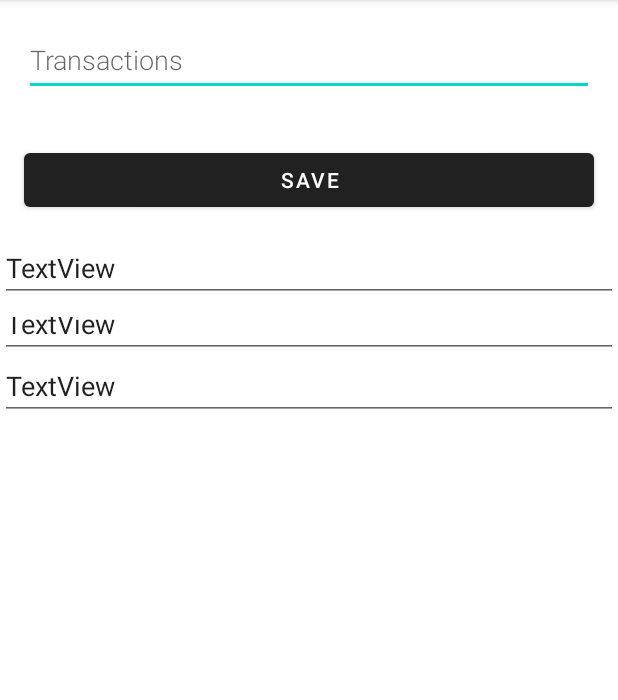
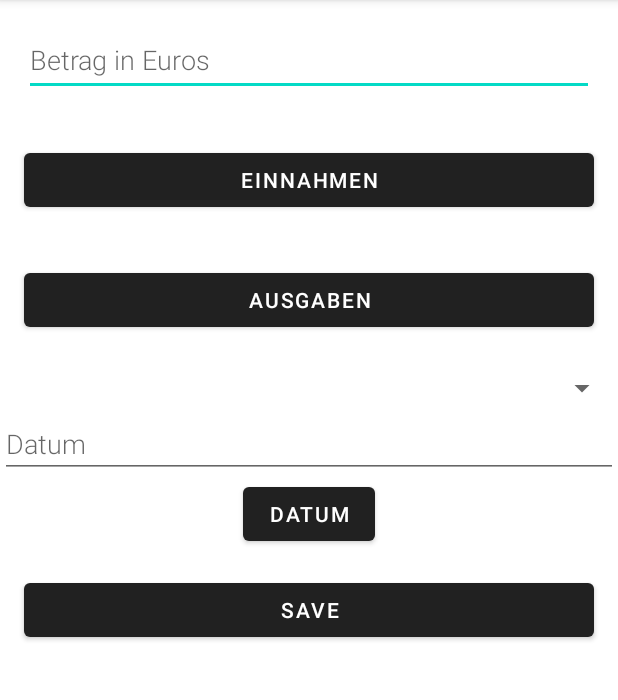
Before and after one commit to LucaM24/FinanceLast, an Android app: the screen it shows after launch (NeuerEintragActivity), after a tap on "Add", on a phone screen of 412 x 824 dp, the part 84-784 px from its top. Run offline under Robolectric (Android 15) with nearby library versions, the phone set to English and light mode, and no system bars; our stand-ins replace Room's generated code.

Commit message:
mit datepicker

```diff
--- a/app/src/main/java/com/example/finanzenroom/NeuerEintragActivity.kt
+++ b/app/src/main/java/com/example/finanzenroom/NeuerEintragActivity.kt
@@ -1,27 +1,75 @@
 package com.example.finanzenroom
 
 import android.app.Activity
+import android.app.DatePickerDialog
 import android.content.Intent
+import android.os.Build
 import androidx.appcompat.app.AppCompatActivity
 import android.os.Bundle
 import android.text.TextUtils
-import android.widget.Button
-import android.widget.EditText
-import android.widget.TextView
+import android.view.View
+import android.widget.*
+import androidx.annotation.RequiresApi
+import java.util.*
 
-class NeuerEintragActivity : AppCompatActivity() {
+class NeuerEintragActivity : AppCompatActivity(), AdapterView.OnItemSelectedListener {
     private lateinit var editWordView: EditText
-    private lateinit var tV2: EditText
-    private lateinit var tV3: EditText
     private lateinit var tV4: EditText
+    private lateinit var bEinnahme : Button
+    private lateinit var bAusgabe : Button
+    private lateinit var spinner : Spinner
+    private lateinit var pickDateBtn : Button
 
+    @RequiresApi(Build.VERSION_CODES.N)
     public override fun onCreate(savedInstanceState: Bundle?) {
         super.onCreate(savedInstanceState)
         setContentView(R.layout.activity_neuer_eintrag)
         editWordView = findViewById(R.id.edit_word)
-        tV2 = findViewById(R.id.textView2)
-        tV3 = findViewById(R.id.textView3)
         tV4 = findViewById(R.id.textView4)
+        bEinnahme = findViewById(R.id.button_einnahme)
+        bAusgabe = findViewById(R.id.button_ausgabe)
+        spinner = findViewById(R.id.kategorien_spinner)
+        val c = Calendar.getInstance()
+        val year = c.get(Calendar.YEAR)
+        val month = c.get(Calendar.MONTH)
+        val day = c.get(Calendar.DAY_OF_MONTH)
+
+        bEinnahme.setOnClickListener{
+            bAusgabe.isEnabled = bAusgabe.isEnabled != true
+            spinner.onItemSelectedListener = this
+            ArrayAdapter.createFromResource(
+                    this,
+                    R.array.kategorienEinahmen,
+                    android.R.layout.simple_spinner_item
+            ).also { adapter ->
+                adapter.setDropDownViewResource(android.R.layout.simple_spinner_dropdown_item)
+                spinner.adapter = adapter
+            }
+        }
+
+        bAusgabe.setOnClickListener{
+            bEinnahme.isEnabled = bEinnahme.isEnabled != true
+            spinner.onItemSelectedListener = this
+            ArrayAdapter.createFromResource(
+                    this,
+                    R.array.kategorienAusgaben,
+                    android.R.layout.simple_spinner_item
+            ).also { adapter ->
+                adapter.setDropDownViewResource(android.R.layout.simple_spinner_dropdown_item)
+                spinner.adapter = adapter
+            }
+        }
+        //Datepicker um Datumvvariable einzulesen
+        pickDateBtn = findViewById(R.id.pickDateBtn)
+        pickDateBtn.setOnClickListener{
+            val dpd = DatePickerDialog(this, DatePickerDialog.OnDateSetListener { view, year, monthOfYear, dayOfMonth ->
+                // Display Selected date in TextView
+                tV4.setText(dayOfMonth + month + year)
+            }, year, month, day)
+            dpd.show()
+
+        }
+
 
 
         val button = findViewById<Button>(R.id.button_save)
@@ -31,8 +79,9 @@ class NeuerEintragActivity : AppCompatActivity() {
                 setResult(Activity.RESULT_CANCELED, replyIntent)
             } else {
                 val transBetrag = (editWordView.text).toString()
-                val transArt = tV2.text.toString()
-                val transKat = tV3.text.toString()
+                val transArt = getArtDerAusgabe()
+                val transKat = spinner.selectedItem.toString()
+                //val transKat = tV3.text.toString()
                 val transTag = tV4.text.toString()
                 replyIntent.putExtra(betrag, transBetrag)
                 replyIntent.putExtra(tag, transTag)
@@ -45,6 +94,20 @@ class NeuerEintragActivity : AppCompatActivity() {
         }
     }
 
+
+    private fun getArtDerAusgabe(): String? { //Sorgt dafür dass alle der Eintrag von Ausgabe und Einnahme genormt ist über die beiden Strings
+        if(bAusgabe.isEnabled && bEinnahme.isEnabled){
+            Toast.makeText(this, "Bitte Art der Ausgabe wählen",Toast.LENGTH_LONG).show()
+        }
+        if(!bAusgabe.isEnabled && bEinnahme.isEnabled){
+            return "Einnahme"
+        }
+        if(!bEinnahme.isEnabled && bAusgabe.isEnabled){
+            return "Ausgabe"
+        }
+        return "Fehler"
+    }
+
     companion object {
         const val EXTRA_REPLY = "com.example.android.wordlistsql.REPLY"
         const val betrag = "betrag"
@@ -52,4 +115,14 @@ class NeuerEintragActivity : AppCompatActivity() {
         const val kat = "kategorie"
         const val art = "art"
     }
+
+    override fun onItemSelected(parent: AdapterView<*>?, view: View?, position: Int, id: Long) {
+        if (parent != null) {
+            parent.getItemAtPosition(position)
+        }
+    }
+
+    override fun onNothingSelected(parent: AdapterView<*>?) {
+        TODO("Not yet implemented")
+    }
 }
--- a/app/src/main/java/com/example/finanzenroom/TransactionListAdapter.kt
+++ b/app/src/main/java/com/example/finanzenroom/TransactionListAdapter.kt
@@ -1,5 +1,6 @@
 package com.example.finanzenroom
 
+import android.util.Log
 import android.view.LayoutInflater
 import android.view.View
 import android.view.ViewGroup
@@ -16,13 +17,28 @@ class TransactionListAdapter : ListAdapter<Transaction, TransactionListAdapter.T
 
     override fun onBindViewHolder(holder: TransactionViewHolder, position: Int) {
         val current = getItem(position)
-        holder.bind(current._id)
+        Log.e("Laenge", current._dat.toString().length.toString())
+        if(Integer.parseInt(current._dat.toString().length.toString()) > 7) { // <-------------------------------------------------------------- IF NUR DA DAMIT ES LÄDT WEIL NOCH DATUMS MIT WENIEGR ALS 8 BUCHSTABEN GESPEICHERT SIN, NACH LÖSCHEN EGAL
+            val jahr = current._dat.toString().substring(0,3).toString()
+            val monat = current._dat.toString().substring(5,6).toString()
+            val tag = current._dat.toString().substring(6,7).toString()
+            val datumzsm = "$tag.$monat.$jahr"
+            holder.bind( "hallo" + current._art + " " + current._kat + " " + current._bet ) // Edit hier um Anzeige zu ändern    ------------> Also hier geht er zwar rein aber er kann dieses datum nicht zusammenstellen weil die variablen zur berechnung von tag monat und jahr komischerweise leer sind
+        } else {
+            holder.bind( current._dat.toString() + current._art + " " + current._kat + " " + current._bet ) // Edit hier um Anzeige zu ändern
+        }
+
+        //val tag = current._dat.toString().substring(0,3).toString()
+        //val monat = current._dat.toString().substring(3,6).toString()
+        //val jahr = current._dat.toString().substring(6,7).toString()
+        //val datumzsm = "$tag.$monat.$jahr"
+        holder.bind( " " + current._art + " " + current._kat + " " + current._bet ) // Edit hier um Anzeige zu ändern
     }
 
     class TransactionViewHolder(itemView: View) : RecyclerView.ViewHolder(itemView) {
         private val transactionItemView: TextView = itemView.findViewById(R.id.textView)
 
-        fun bind(text: Int) {
+        fun bind(text: String) {
             transactionItemView.text = text.toString()
         }
 
--- a/app/src/main/res/layout/activity_neuer_eintrag.xml
+++ b/app/src/main/res/layout/activity_neuer_eintrag.xml
@@ -13,32 +13,49 @@
         android:inputType="textAutoComplete"
         android:layout_margin="@dimen/big_padding"
         android:textSize="18sp" />
+    <Button
+        android:id="@+id/button_einnahme"
+        android:layout_width="match_parent"
+        android:layout_height="wrap_content"
 
+        android:layout_margin="@dimen/big_padding"
+        android:text="@string/buttonEinnahmen"
+        android:textColor="@color/buttonLabel" />
+    <Button
+        android:id="@+id/button_ausgabe"
+        android:layout_width="match_parent"
+        android:layout_height="wrap_content"
+
+        android:layout_margin="@dimen/big_padding"
+        android:text="@string/buttonAusgaben"
+        android:textColor="@color/buttonLabel" />
+
+    <Spinner
+        android:id="@+id/kategorien_spinner"
+        android:layout_width="match_parent"
+        android:layout_height="37dp" />
+
+    <EditText
+        android:id="@+id/textView4"
+        android:fontFamily="sans-serif-light"
+        android:hint="Datum"
+        android:layout_width="match_parent"
+        android:layout_height="41dp"
+        android:textSize="18sp" />/>
+
+    <Button
+        android:id="@+id/pickDateBtn"
+        android:layout_width="wrap_content"
+        android:layout_height="wrap_content"
+        android:layout_gravity="center_vertical|center_horizontal"
+        android:text="@string/hint_date" />
     <Button
         android:id="@+id/button_save"
         android:layout_width="match_parent"
         android:layout_height="wrap_content"
 
+        android:layout_margin="@dimen/big_padding"
         android:text="@string/button_save"
-        android:layout_margin="@dimen/big_padding"
         android:textColor="@color/buttonLabel" />
 
-    <EditText
-        android:id="@+id/textView2"
-        android:layout_width="match_parent"
-        android:layout_height="41dp"
-        android:text="TextView" />
-
-    <EditText
-        android:id="@+id/textView3"
-        android:layout_width="match_parent"
-        android:layout_height="37dp"
-        android:text="TextView" />
-
-    <EditText
-        android:id="@+id/textView4"
-        android:layout_width="match_parent"
-        android:layout_height="41dp"
-        android:text="TextView" />
-
 </LinearLayout>
--- a/app/src/main/res/values/strings.xml
+++ b/app/src/main/res/values/strings.xml
@@ -1,7 +1,28 @@
 <resources>
     <string name="app_name">FinanzenRoom</string>
-    <string name="hint_word">Transactions</string>
+    <string name="hint_word">Betrag in Euros</string>
     <string name="button_save">Save</string>
     <string name="empty_not_saved">Word not saved because it is empty.</string>
     <string name="add">Add</string>
+    <string name="hint_betrag">Betrag in Euros</string>
+    <string name="hint_date">Datum</string>
+
+    <string-array name="kategorienAusgaben">
+        <item>Essen</item>
+        <item>Fixkosten</item>
+        <item>Nahrungseinkauf</item>
+        <item>Kauf von Gegenständen</item>
+        <item>Konsumgüter</item>
+        <item>Unterhaltung / Kultur</item>
+        <item>Sonstige</item>
+    </string-array>
+    <string-array name="kategorienEinahmen">
+        <item>Gehalt</item>
+        <item>Schenkung</item>
+        <item>Leihe</item>
+        <item>Pfand</item>
+        <item>Erträge aus Verkäufen</item>
+    </string-array>
+    <string name="buttonAusgaben">Ausgaben</string>
+    <string name="buttonEinnahmen">Einnahmen</string>
 </resources>
```
Also changed, not shown: app/src/main/java/com/example/finanzenroom/SpinnerActivity.kt (added, +19 -0 lines).
